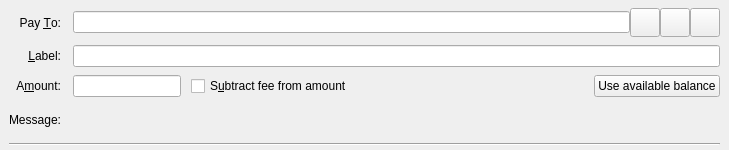
Above: src/qt/forms/sendcoinsentry.ui from PirateNetwork/pirate before the change. Below: the same form after it.
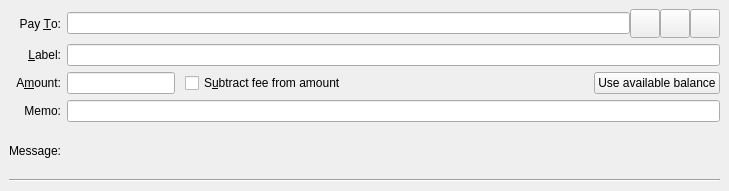
That is the form after the change. Icons and pictures are not drawn. Custom widgets are drawn as their Qt base class.

Commit message: Send Memo

Diff of the .ui file:
```diff
--- a/src/qt/forms/sendcoinsentry.ui
+++ b/src/qt/forms/sendcoinsentry.ui
@@ -7,7 +7,7 @@
     <x>0</x>
     <y>0</y>
     <width>729</width>
-    <height>150</height>
+    <height>191</height>
    </rect>
   </property>
   <property name="focusPolicy">
@@ -24,18 +24,6 @@
     <enum>QFrame::NoFrame</enum>
    </property>
    <layout class="QGridLayout" name="gridLayout">
-    <property name="topMargin">
-     <number>8</number>
-    </property>
-    <property name="bottomMargin">
-     <number>4</number>
-    </property>
-    <property name="horizontalSpacing">
-     <number>12</number>
-    </property>
-    <property name="verticalSpacing">
-     <number>8</number>
-    </property>
     <item row="0" column="0">
      <widget class="QLabel" name="payToLabel">
       <property name="text">
@@ -194,6 +182,26 @@
      </layout>
     </item>
     <item row="3" column="0">
+     <widget class="QLabel" name="memoLabel_2">
+      <property name="text">
+       <string>Memo:</string>
+      </property>
+      <property name="alignment">
+       <set>Qt::AlignRight|Qt::AlignTrailing|Qt::AlignVCenter</set>
+      </property>
+     </widget>
+    </item>
+    <item row="3" column="1">
+     <widget class="QValidatedLineEdit" name="memo">
+      <property name="toolTip">
+       <string>The Pirate address to send the payment to</string>
+      </property>
+      <property name="maxLength">
+       <number>512</number>
+      </property>
+     </widget>
+    </item>
+    <item row="4" column="0">
      <widget class="QLabel" name="messageLabel">
       <property name="text">
        <string>Message:</string>
@@ -203,7 +211,7 @@
       </property>
      </widget>
     </item>
-    <item row="3" column="1">
+    <item row="4" column="1">
      <widget class="QLabel" name="messageTextLabel">
       <property name="toolTip">
        <string>A message that was attached to the pirate: URI which will be stored with the transaction for your reference. Note: This message will not be sent over the Pirate network.</string>
@@ -213,7 +221,7 @@
       </property>
      </widget>
     </item>
-    <item row="4" column="0" colspan="2">
+    <item row="5" column="0" colspan="2">
      <widget class="Line" name="line">
       <property name="orientation">
        <enum>Qt::Horizontal</enum>
@@ -1259,17 +1267,17 @@
   </widget>
  </widget>
  <customwidgets>
-  <customwidget>
-   <class>QValidatedLineEdit</class>
-   <extends>QLineEdit</extends>
-   <header>qvalidatedlineedit.h</header>
-  </customwidget>
   <customwidget>
    <class>KomodoAmountField</class>
    <extends>QLineEdit</extends>
    <header>komodoamountfield.h</header>
    <container>1</container>
   </customwidget>
+  <customwidget>
+   <class>QValidatedLineEdit</class>
+   <extends>QLineEdit</extends>
+   <header>qvalidatedlineedit.h</header>
+  </customwidget>
  </customwidgets>
  <tabstops>
   <tabstop>payTo</tabstop>
```
Left out of the diff: 59 changed lines with no effect on the pictures. The commit also changes 5 other files.
